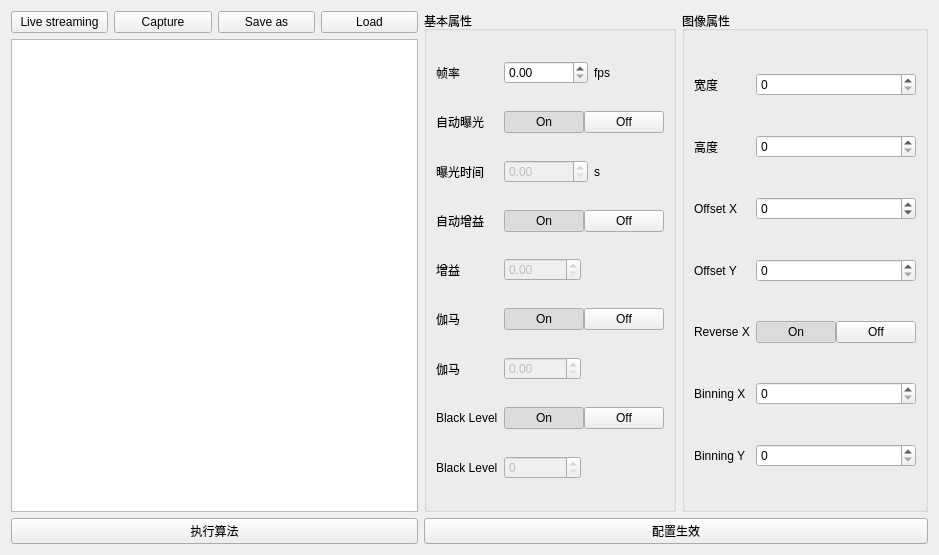
This is UIModular/MainWindow/FunctionWidget/ImagingWidget/ImagingWidgetUI.ui in EddyXieFalcon/ColorAnalyst as Qt 5 draws it before an edit. The edited form follows.
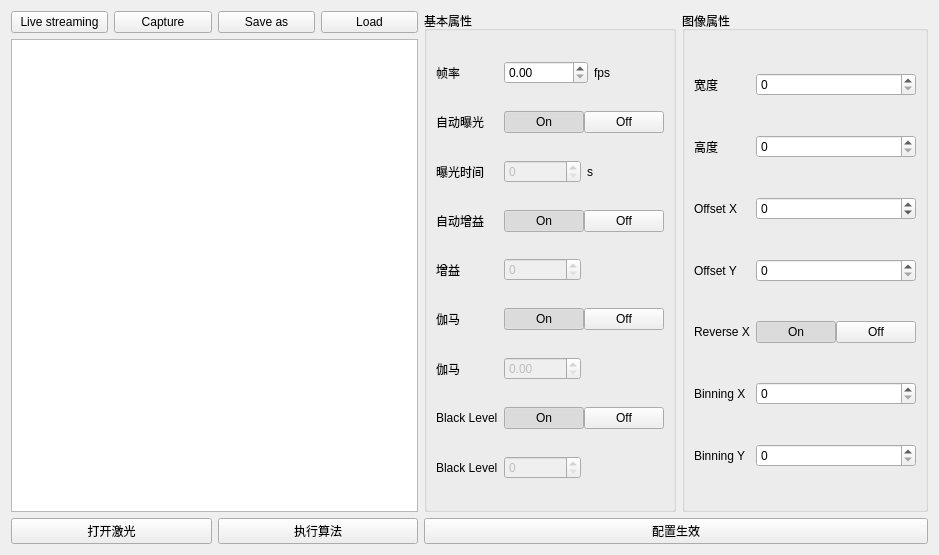
This is the edited form.

Commit message: 修改参数配置bug，并准备激光功能

The edit to the form file:
```diff
--- a/UIModular/MainWindow/FunctionWidget/ImagingWidget/ImagingWidgetUI.ui
+++ b/UIModular/MainWindow/FunctionWidget/ImagingWidget/ImagingWidgetUI.ui
@@ -64,6 +64,13 @@
      </item>
      <item>
       <layout class="QHBoxLayout" name="horizontalLayout_16">
+       <item>
+        <widget class="QPushButton" name="btnLaserMgr">
+         <property name="text">
+          <string>打开激光</string>
+         </property>
+        </widget>
+       </item>
        <item>
         <widget class="QPushButton" name="btnDoAlgorithm">
          <property name="text">
@@ -169,12 +176,12 @@
           <item row="2" column="1">
            <layout class="QHBoxLayout" name="horizontalLayout_3">
             <item>
-             <widget class="QDoubleSpinBox" name="spinBoxExposureTime">
+             <widget class="QSpinBox" name="spinBoxExposureTime">
               <property name="enabled">
                <bool>false</bool>
               </property>
               <property name="maximum">
-               <double>1000000.000000000000000</double>
+               <number>999999999</number>
               </property>
              </widget>
             </item>
@@ -243,13 +250,10 @@
           <item row="4" column="1">
            <layout class="QHBoxLayout" name="horizontalLayout_8">
             <item>
-             <widget class="QDoubleSpinBox" name="spinBoxGain">
+             <widget class="QSpinBox" name="spinBoxGain">
               <property name="enabled">
                <bool>false</bool>
               </property>
-              <property name="maximum">
-               <double>20.000000000000000</double>
-              </property>
              </widget>
             </item>
             <item>
```
Left out of the diff: 70 changed lines with no effect on the pictures. The commit also changes 4 other files.
